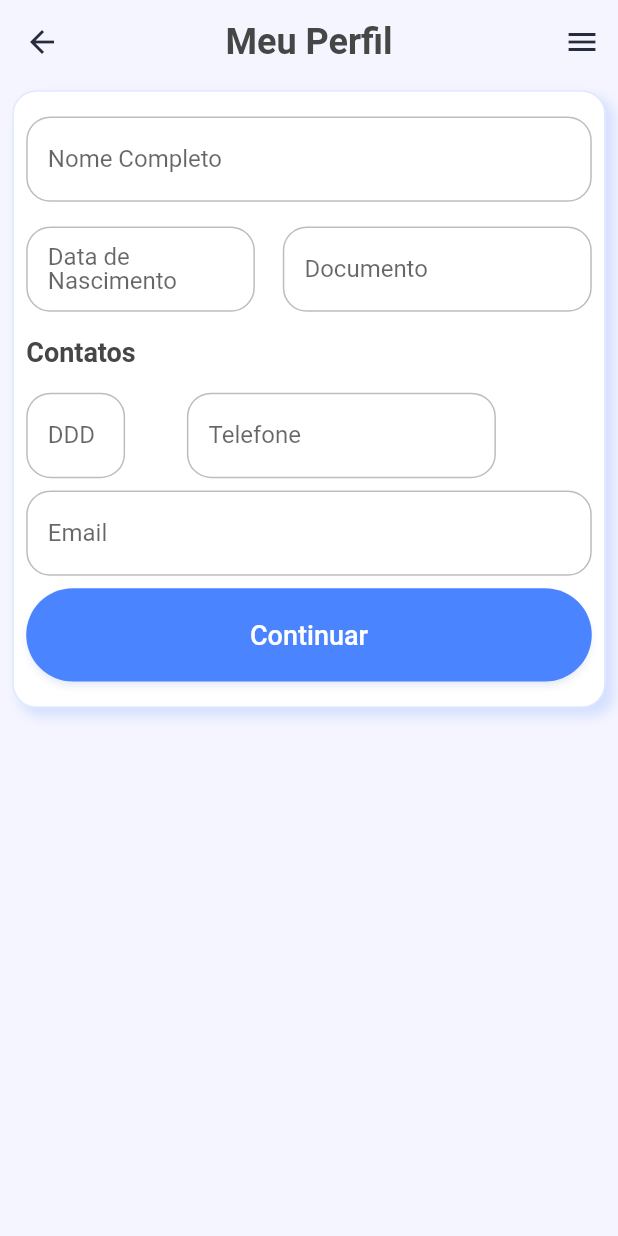
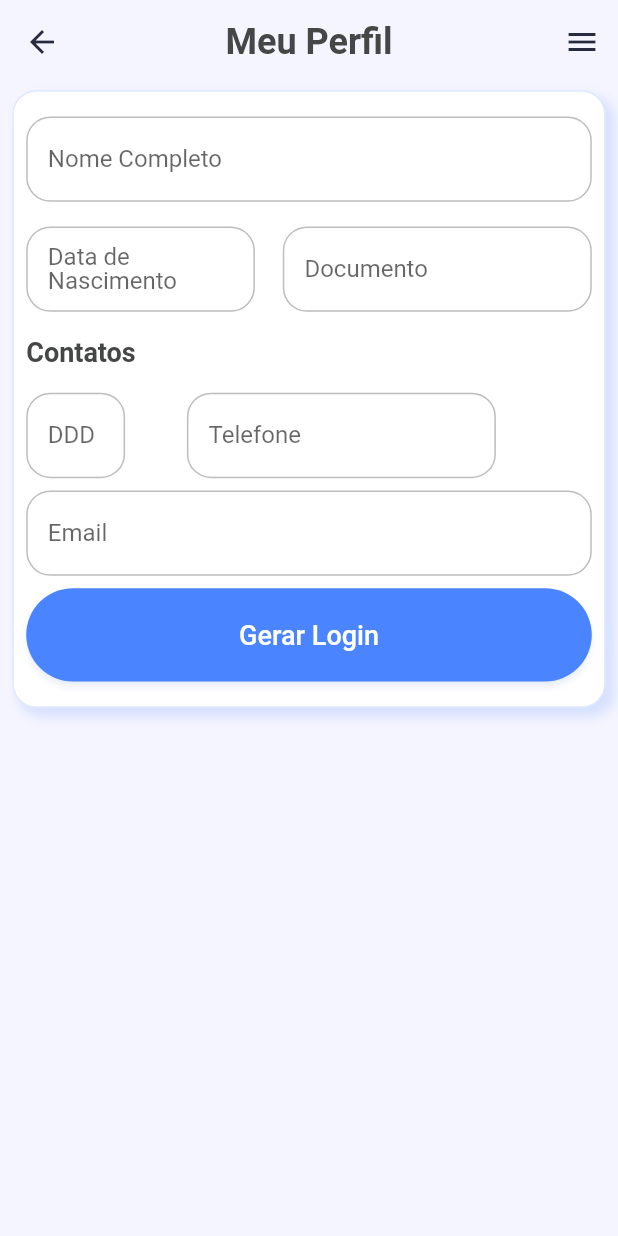
Before and after one commit to feerfecci/morador_app, a Flutter app: the HomePage screen opened directly, in the side drawer, after a tap on "Meu Perfil", on a phone screen of 412 x 824 dp. Run offline on Flutter 3.47's test engine with Material 2 defaults, Android fonts, the phone set to English and light mode, and no system bars; our stand-ins replace badges, date_time_picker, flutter_html, local_auth, mask_text_input_formatter, reorderable_grid_view and 2 more; missing offline and left inert: onesignal_flutter, validatorless; accounts and stored records are empty; network calls fail.

Commit message:
icon one

```diff
--- a/lib/consts/consts.dart
+++ b/lib/consts/consts.dart
@@ -33,6 +33,7 @@ class InfosMorador {
   static bool ativo = false;
   static bool acessa_sistema = false;
   static bool convida_visita = true;
+  static bool aceitou_termos = true;
 }
 
 class Consts {
--- a/lib/consts/consts_future.dart
+++ b/lib/consts/consts_future.dart
@@ -1,12 +1,15 @@
 import 'dart:async';
 import 'dart:convert';
+import 'package:app_portaria/consts/consts_widget.dart';
 import 'package:app_portaria/screens/home/home_page.dart';
 import 'package:app_portaria/screens/login/login_screen.dart';
+import 'package:app_portaria/widgets/alert_dialog/alert_all.dart';
 import 'package:flutter/material.dart';
 import 'package:crypto/crypto.dart';
 import 'package:http/http.dart' as http;
 import 'package:onesignal_flutter/onesignal_flutter.dart';
 import '../repositories/shared_preferences.dart';
+import '../screens/termodeuso/aceitar_alert.dart';
 import '../screens/avisos_chegada/chegada_screen.dart';
 import '../screens/correspondencia/correspondencia_screen.dart';
 import '../screens/home/dropAptos.dart';
@@ -64,7 +67,7 @@ class ConstsFuture {
       if (resposta.statusCode == 200) {
         var apiBody = json.decode(resposta.body);
         bool erro = apiBody['erro'];
-        if (!erro) {
+        if (!erro && apiBody['mensagem'] != "") {
           if (idUnidade == null) DropAptos.listAptos = apiBody['login'];
           var apiInfos = apiBody['login'][0];
           if (apiInfos['acessa_sistema'] == null ||
@@ -131,6 +134,7 @@ class ConstsFuture {
             InfosMorador.telefone_portaria = apiInfos['telefone_portaria'];
             InfosMorador.tempo_resposta = apiInfos['tempo_respostas'];
             InfosMorador.convida_visita = apiInfos['convida_visita'];
+            InfosMorador.aceitou_termos = apiInfos['aceitou_termos'];
             InfosMorador.datahora_ultima_atualizacao =
                 apiInfos['datahora_ultima_atualizacao'];
           } else {
@@ -143,6 +147,9 @@ class ConstsFuture {
           return apiListarCorrespondencias(3).whenComplete(() {
             apiListarCorrespondencias(4).whenComplete(() {
               apiQuadroAvisos().whenComplete(() {
+                if (!InfosMorador.aceitou_termos) {
+                  return showDialogAceitar(context, idUnidade: idUnidade);
+                } else {
                   idUnidade == null
                       ? ConstsFuture.navigatorPopAndPush(context, HomePage())
                       : Navigator.pushAndRemoveUntil(
@@ -151,6 +158,7 @@ class ConstsFuture {
                             builder: (context) => HomePage(),
                           ),
                           (route) => false);
+                }
               });
             });
           });
@@ -188,7 +196,7 @@ class ConstsFuture {
       return resposta.statusCode == 200
           ? Image.network(iconApi)
           : Image.asset('assets/ico-error.png');
-    } on Exception catch (e) {
+    } catch (e) {
       return Image.asset('assets/ico-error.png');
     }
   }
--- a/lib/consts/consts_widget.dart
+++ b/lib/consts/consts_widget.dart
@@ -1,3 +1,5 @@
+import 'dart:io';
+
 import 'package:app_portaria/screens/splash_screen/splash_screen.dart';
 import 'package:app_portaria/widgets/shimmer.dart';
 import 'package:badges/badges.dart';
@@ -254,6 +256,7 @@ class ConstsWidget {
                         : size.width * 0.15);
               } else if (snapshot.hasData) {
                 isLoading == false;
+                try {
                   return SizedBox(
                     width: width != null ? size.width * width : null,
                     height: height != null ? size.height * height : null,
@@ -262,6 +265,9 @@ class ConstsWidget {
                       fit: BoxFit.cover,
                     ),
                   );
+                } on HttpException catch (e) {
+                  return Image.asset('assets/ico-error.png');
+                }
               } else {
                 isLoading == false;
                 return Image.asset('assets/ico-error.png');
--- a/lib/repositories/shared_preferences.dart
+++ b/lib/repositories/shared_preferences.dart
@@ -31,10 +31,6 @@ class LocalPreferences {
       _keyUserPassWord,
       senha,
     );
-    preferences.setString(
-      'DateLogin',
-      DateFormat('dd-MM-yyyy HH:mm').format(DateTime.now()).toString(),
-    );
   }
 
   static Future getUserLogin() async {
@@ -56,7 +52,7 @@ class LocalPreferences {
 
     preferences.setString(
       'DateLogin',
-      DateFormat('yyyy-MM-dd HH:mm:00').format(DateTime.now()),
+      DateFormat('yyyy-MM-dd HH:mm:ss').format(DateTime.now()),
     );
   }
 
--- a/lib/screens/cadastro/morador/cadastro_morador.dart
+++ b/lib/screens/cadastro/morador/cadastro_morador.dart
@@ -56,6 +56,7 @@ class CadastroMorador extends StatefulWidget {
 
 class _CadastroMoradorState extends State<CadastroMorador> {
   List listAtivo = [1, 0];
+  bool isGerarSenha = false;
   Object? dropdownValueAtivo;
   final formKeySenha = GlobalKey<FormState>();
   final senhaAtualCtrl = TextEditingController();
@@ -268,13 +269,14 @@ class _CadastroMoradorState extends State<CadastroMorador> {
                   //   },
                   // ),
 
-                  if (loginGerado == '')
+                  // if (loginGerado == '')
                   ConstsWidget.buildPadding001(
                     context,
                     child: ConstsWidget.buildCustomButton(
                       context,
-                        'Continuar',
+                      'Gerar Login',
                       onPressed: () {
+                        FocusManager.instance.primaryFocus?.unfocus();
                         var formValid =
                             _formKeyMorador.currentState?.validate() ?? false;
                         if (formValid) {
@@ -297,8 +299,8 @@ class _CadastroMoradorState extends State<CadastroMorador> {
                           setState(() {
                             loginGerado =
                                 '${listaNome.first.toString().toLowerCase()}${listaNome.last.toString().toLowerCase()}${_formInfosMorador.documento!.substring(0, 4)}${widget.isDrawer ? 'r' : ''}';
-                              _formInfosMorador = _formInfosMorador.copyWith(
-                                  login: loginGerado);
+                            _formInfosMorador =
+                                _formInfosMorador.copyWith(login: loginGerado);
                           });
                         }
                       },
@@ -333,41 +335,8 @@ class _CadastroMoradorState extends State<CadastroMorador> {
                         ],
                       ),
                     ),
-                    loginGerado != '' && widget.idunidade == null
-                        ? Column(
-                            children: [
-                              buildMyTextFormObrigatorio(context,
-                                  title: 'Senha Login',
-                                  // readOnly:InfosMorador.!responsavel,
-                                  validator: Validatorless.multiple([
-                                    Validatorless.min(6,
-                                        'Necessário ter mais de 6 caracteres'),
-                                    Validatorless.required('Preencha')
-                                  ]), onSaved: (text) {
-                                _formInfosMorador =
-                                    _formInfosMorador.copyWith(senha: text);
-                              }),
-                              SizedBox(
-                                height: size.height * 0.02,
-                              ),
-                              ConstsWidget.buildTextTitle(context,
-                                  'Senha a seguir será usada para retiradas na Portaria',
-                                  color: Colors.red),
-                              buildMyTextFormObrigatorio(context,
-                                  title: 'Senha Retirada',
-                                  validator: Validatorless.multiple([
-                                    Validatorless.min(6,
-                                        'Necessário ter mais de 6 caracteres'),
-                                    Validatorless.required('Preencha')
-                                  ]),
-                                  // readOnly:InfosMorador.!responsavel,
-                                  onSaved: (text) {
-                                _formInfosMorador = _formInfosMorador.copyWith(
-                                    senhaRetirada: text);
-                              }),
-                            ],
-                          )
-                        : Row(
+                    if (widget.isDrawer || InfosMorador.login == widget.login)
+                      Row(
                         mainAxisAlignment: MainAxisAlignment.spaceEvenly,
                         children: [
                           ConstsWidget.buildPadding001(
@@ -439,6 +408,15 @@ class _CadastroMoradorState extends State<CadastroMorador> {
                               _formInfosMorador.copyWith(acesso: salvaAcesso);
                         });
                       }, title: 'Permitir acesso ao sistema'),
+                    if (widget.idmorador != null)
+                      StatefulBuilder(builder: (context, setState) {
+                        return ConstsWidget.buildCheckBox(context,
+                            isChecked: isGerarSenha, onChanged: (bool? value) {
+                          setState(() {
+                            isGerarSenha = value!;
+                          });
+                        }, title: 'Gerar Senha e Enviar Acesso');
+                      }),
                   ],
                 ),
               if (loginGerado != '')
@@ -465,9 +443,9 @@ class _CadastroMoradorState extends State<CadastroMorador> {
                       String restoApi;
                       widget.idmorador == null
                           ? restoApi =
-                              'incluirMorador&senha=${_formInfosMorador.senha}&senha_retirada=${_formInfosMorador.senhaRetirada}'
-                          : restoApi =
-                              'editarMorador&id=${widget.idmorador}&senha=${senhaNovaCtrl.text}&senha_retirada=${retiradaNovaCtrl.text}';
+                              'incluirMorador' /*'&senha=${_formInfosMorador.senha}&senha_retirada=${_formInfosMorador.senhaRetirada}'*/
+                          : restoApi = 'editarMorador&id=${widget.idmorador}'
+                              '&senha=${senhaNovaCtrl.text}&senha_retirada=${retiradaNovaCtrl.text}&gerarsenha=${isGerarSenha ? 1 : 0}';
                       int isResponsavel;
                       InfosMorador.responsavel && widget.isDrawer
                           ? isResponsavel = 1
--- a/lib/screens/politica/politica_screen.dart
+++ b/lib/screens/politica/politica_screen.dart
@@ -8,7 +8,8 @@ import '../../widgets/scaffold_all.dart';
 import 'package:flutter_html/flutter_html.dart';
 
 class PoliticaScreen extends StatefulWidget {
-  const PoliticaScreen({super.key});
+  bool hasDrawer;
+  PoliticaScreen({this.hasDrawer = true, super.key});
 
   @override
   State<PoliticaScreen> createState() => _PoliticaScreenState();
@@ -35,6 +36,7 @@ class _PoliticaScreenState extends State<PoliticaScreen> {
       },
       child: buildScaffoldAll(
         context,
+        hasDrawer: widget.hasDrawer,
         title: 'Política de Privacidade',
         body: FutureBuilder<dynamic>(
             future: politicaApi(),
--- a/lib/screens/reserva_espaco/listar_espacos.dart
+++ b/lib/screens/reserva_espaco/listar_espacos.dart
@@ -89,6 +89,9 @@ class ListarEspacosState extends State<ListarEspacos> {
                           String? nome_espaco = apiEspacos['nome_espaco'];
                           int? idcondominio = apiEspacos['idcondominio'];
                           String? descricao = apiEspacos['descricao'];
+                          List datas_reservadas =
+                              apiEspacos['datas_reservadas'];
+
                           return MyBoxShadow(
                             child: Column(
                               children: [
@@ -131,6 +134,7 @@ class ListarEspacosState extends State<ListarEspacos> {
                                           context,
                                           FazerReserva(
                                               idespaco: idespaco!,
+                                              dataReservada: datas_reservadas,
                                               nomeEspaco:
                                                   nome_espaco.toString(),
                                               descricaoEspaco:
--- a/lib/widgets/alert_dialog/alert_all.dart
+++ b/lib/widgets/alert_dialog/alert_all.dart
@@ -36,7 +36,7 @@ class _AlertDialogAllState extends State<AlertDialogAll> {
       shape: RoundedRectangleBorder(
         borderRadius: BorderRadius.circular(13),
       ),
-      title: Text(widget.title),
+      title: Center(child: Text(widget.title)),
       content: SizedBox(
         width: size.width * 0.8,
         child: Column(
--- a/lib/widgets/scaffold_all.dart
+++ b/lib/widgets/scaffold_all.dart
@@ -8,6 +8,7 @@ Widget buildScaffoldAll(context,
     {required Widget? body,
     Widget? floatingActionButton,
     bool? resizeToAvoidBottomInset,
+    bool hasDrawer = true,
     String title = ''}) {
   // ignore: unused_local_variable
   var size = MediaQuery.of(context).size;
@@ -22,7 +23,7 @@ Widget buildScaffoldAll(context,
       elevation: 0,
       iconTheme: IconThemeData(color: Theme.of(context).iconTheme.color),
     ),
-    endDrawer: CustomDrawer(),
+    endDrawer: hasDrawer ? CustomDrawer() : null,
     body: ListView(
       children: [
         Padding(
--- a/pubspec.yaml
+++ b/pubspec.yaml
@@ -34,11 +34,11 @@ dependencies:
 
 
 flutter_icons:
-  image_path: "assets/logo-morador.png"
+  image_path: "assets/logo_azul.png"
   ios: true
   remove_alpha_ios: true
   android: "launch_icon"
-  adaptive_icon_foreground: "assets/logo-morador.png"
+  adaptive_icon_foreground: "assets/logo_azul.png"
 
 dev_dependencies:
   flutter_test:
```
Also changed, not shown: lib/screens/quadro_avisos/quadro_avisos_screen.dart (+7 -5 lines), lib/screens/reserva_espaco/fazer_reserva.dart (+8 -1 lines), lib/screens/termodeuso/aceitar_alert.dart (added, +179 -0 lines), lib/screens/termodeuso/termo_de_uso.dart (+7 -7 lines), lib/widgets/date_picker.dart (+37 -12 lines), assets/logo-verde.png (deleted), assets/logo-vermelho.png (deleted), assets/logo_azul copy.png (renamed from assets/logo-azul.png), assets/logo_azul.png (added), 4 other files. Lines whose indentation alone changed are shown as unchanged.
